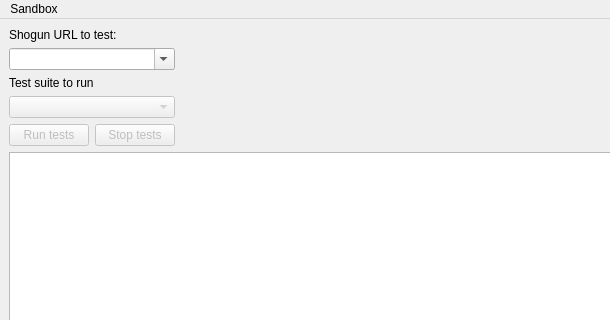
shotgunsoftware/sg-automation, file SG_Automation/runTestsGUI.ui: the form before one commit; both pictures show x 0 to 610 and y 0 to 320 of the 1200 by 600 pixel window.
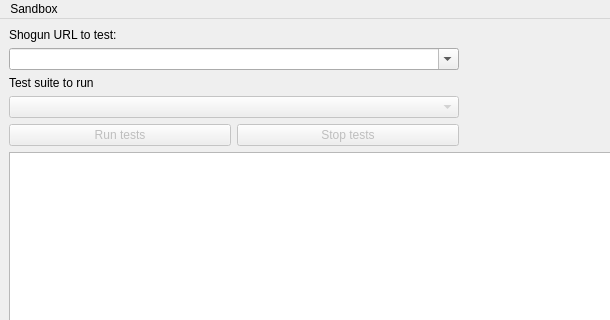
The form after the commit.

Diff of the .ui file:
```diff
--- a/SG_Automation/runTestsGUI.ui
+++ b/SG_Automation/runTestsGUI.ui
@@ -29,6 +29,12 @@
       </item>
       <item row="1" column="0" colspan="2">
        <widget class="QComboBox" name="siteList">
+        <property name="minimumSize">
+         <size>
+          <width>450</width>
+          <height>0</height>
+         </size>
+        </property>
         <property name="editable">
          <bool>true</bool>
         </property>
```
